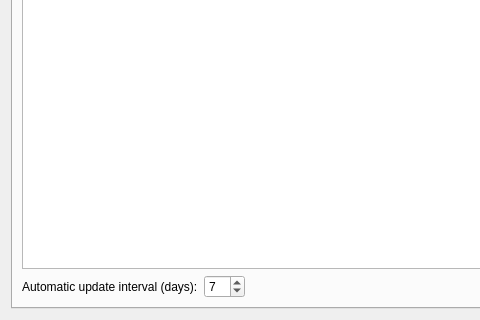
Above: src/settings/settings_adblock.ui from KDE/rekonq before the change; both pictures show x 0 to 480 and y 187 to 507 of the 601 by 507 pixel window. Below: the same form after it.
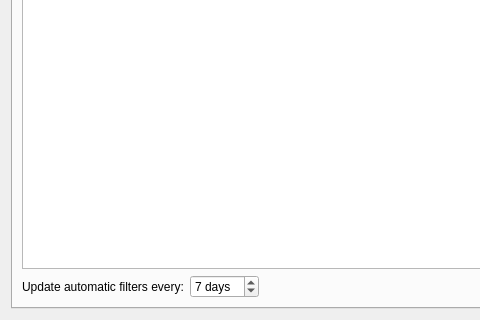
That is the form after the change. Custom widgets are drawn as their Qt base class.

Commit message: Better wording for automatic filter update interval.

Patch:
```diff
--- a/src/settings/settings_adblock.ui
+++ b/src/settings/settings_adblock.ui
@@ -61,12 +61,15 @@
          <item>
           <widget class="QLabel" name="label_3">
            <property name="text">
-            <string>Automatic update interval (days):</string>
+            <string>Update automatic filters every:</string>
            </property>
           </widget>
          </item>
          <item>
           <widget class="QSpinBox" name="spinBox">
+           <property name="suffix">
+            <string> days</string>
+           </property>
            <property name="value">
             <number>7</number>
            </property>
```
